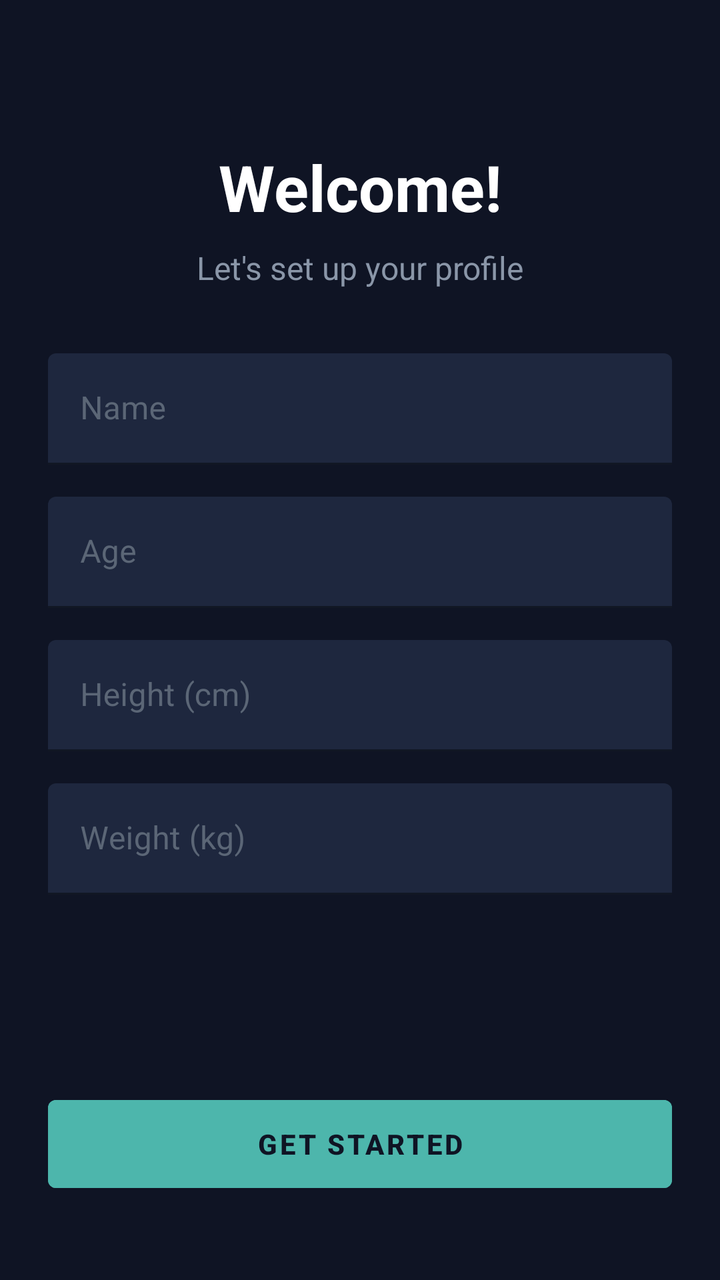
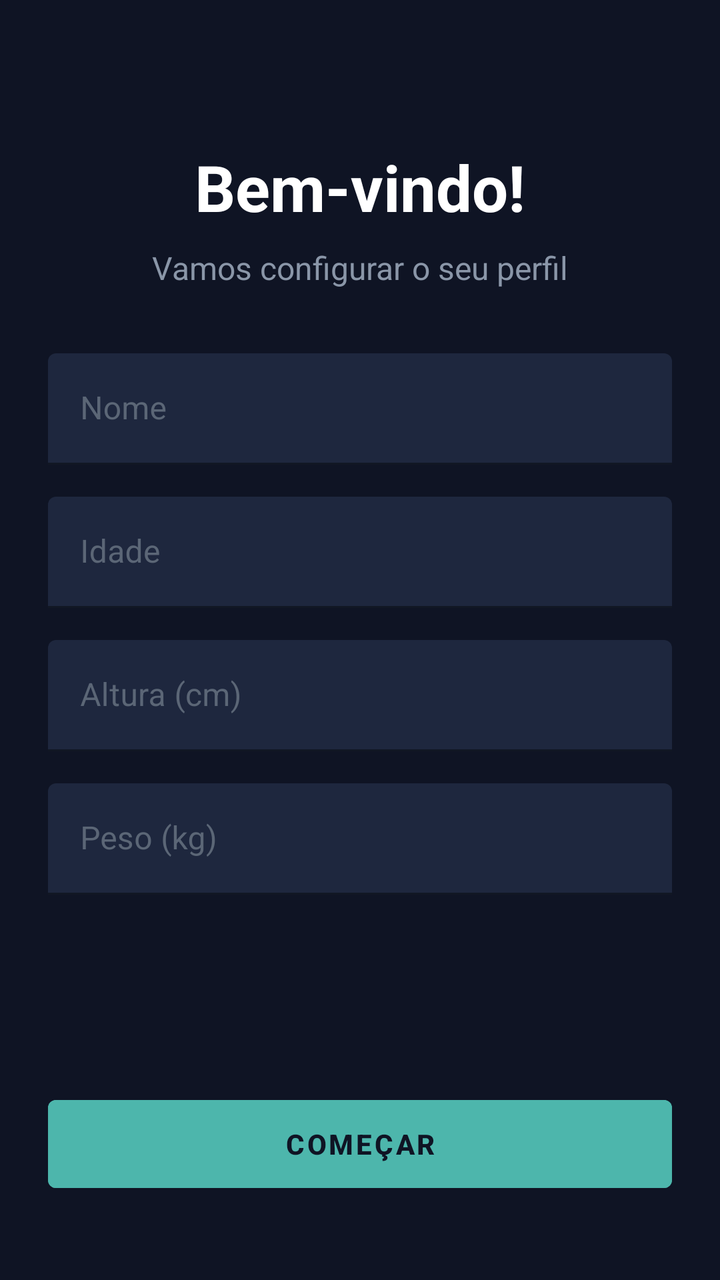

The first picture is an Android layout as it rendered before a commit; the second is the same layout after the commit. The layout source and the unified diff follow.
<!-- AndroidManifest.xml: application theme Theme.Newstart -->
<!-- res/layout/activity_initial_setup.xml -->
<?xml version="1.0" encoding="utf-8"?>
<androidx.constraintlayout.widget.ConstraintLayout xmlns:android="http://schemas.android.com/apk/res/android"
    xmlns:app="http://schemas.android.com/apk/res-auto"
    xmlns:tools="http://schemas.android.com/tools"
    android:layout_width="match_parent"
    android:layout_height="match_parent"
    android:background="@color/dark_purple"
    android:padding="24dp"
    tools:context=".activities.Activity_InitialSetup">

    <TextView
        android:id="@+id/textViewTitle"
        android:layout_width="wrap_content"
        android:layout_height="wrap_content"
        android:layout_marginTop="48dp"
        android:text="Welcome!"
        android:textColor="@color/white"
        android:textSize="32sp"
        android:textStyle="bold"
        app:layout_constraintEnd_toEndOf="parent"
        app:layout_constraintStart_toStartOf="parent"
        app:layout_constraintTop_toTopOf="parent" />

    <TextView
        android:id="@+id/textViewSubtitle"
        android:layout_width="wrap_content"
        android:layout_height="wrap_content"
        android:layout_marginTop="8dp"
        android:text="Let's set up your profile"
        android:textColor="@color/text_middle"
        android:textSize="16sp"
        app:layout_constraintEnd_toEndOf="parent"
        app:layout_constraintStart_toStartOf="parent"
        app:layout_constraintTop_toBottomOf="@id/textViewTitle" />

    <ScrollView
        android:layout_width="match_parent"
        android:layout_height="0dp"
        android:layout_marginTop="32dp"
        android:layout_marginBottom="16dp"
        app:layout_constraintBottom_toTopOf="@id/buttonStart"
        app:layout_constraintTop_toBottomOf="@id/textViewSubtitle">

        <LinearLayout
            android:layout_width="match_parent"
            android:layout_height="wrap_content"
            android:orientation="vertical">

            <com.google.android.material.textfield.TextInputLayout
                android:layout_width="match_parent"
                android:layout_height="wrap_content"
                android:layout_marginBottom="16dp"
                android:hint="Name"
                android:textColorHint="@color/text_low"
                app:boxBackgroundColor="@color/middle_purple"
                app:boxStrokeColor="@color/accent_teal"
                app:hintTextColor="@color/accent_teal">

                <com.google.android.material.textfield.TextInputEditText
                    android:id="@+id/editTextName"
                    android:layout_width="match_parent"
                    android:layout_height="wrap_content"
                    android:inputType="textPersonName"
                    android:textColor="@color/white" />
            </com.google.android.material.textfield.TextInputLayout>

            <com.google.android.material.textfield.TextInputLayout
                android:layout_width="match_parent"
                android:layout_height="wrap_content"
                android:layout_marginBottom="16dp"
                android:hint="Age"
                android:textColorHint="@color/text_low"
                app:boxBackgroundColor="@color/middle_purple"
                app:boxStrokeColor="@color/accent_teal"
                app:hintTextColor="@color/accent_teal">

                <com.google.android.material.textfield.TextInputEditText
                    android:id="@+id/editTextAge"
                    android:layout_width="match_parent"
                    android:layout_height="wrap_content"
                    android:inputType="number"
                    android:textColor="@color/white" />
            </com.google.android.material.textfield.TextInputLayout>

            <com.google.android.material.textfield.TextInputLayout
                android:layout_width="match_parent"
                android:layout_height="wrap_content"
                android:layout_marginBottom="16dp"
                android:hint="Height (cm)"
                android:textColorHint="@color/text_low"
                app:boxBackgroundColor="@color/middle_purple"
                app:boxStrokeColor="@color/accent_teal"
                app:hintTextColor="@color/accent_teal">

                <com.google.android.material.textfield.TextInputEditText
                    android:id="@+id/editTextHeight"
                    android:layout_width="match_parent"
                    android:layout_height="wrap_content"
                    android:inputType="numberDecimal"
                    android:textColor="@color/white" />
            </com.google.android.material.textfield.TextInputLayout>

            <com.google.android.material.textfield.TextInputLayout
                android:layout_width="match_parent"
                android:layout_height="wrap_content"
                android:layout_marginBottom="16dp"
                android:hint="Weight (kg)"
                android:textColorHint="@color/text_low"
                app:boxBackgroundColor="@color/middle_purple"
                app:boxStrokeColor="@color/accent_teal"
                app:hintTextColor="@color/accent_teal">

                <com.google.android.material.textfield.TextInputEditText
                    android:id="@+id/editTextWeight"
                    android:layout_width="match_parent"
                    android:layout_height="wrap_content"
                    android:inputType="numberDecimal"
                    android:textColor="@color/white" />
            </com.google.android.material.textfield.TextInputLayout>

        </LinearLayout>
    </ScrollView>

    <Button
        android:id="@+id/buttonStart"
        android:layout_width="match_parent"
        android:layout_height="56dp"
        android:layout_marginBottom="16dp"
        android:backgroundTint="@color/accent_teal"
        android:text="Get Started"
        android:textColor="@color/dark_purple"
        android:textStyle="bold"
        app:layout_constraintBottom_toBottomOf="parent" />

</androidx.constraintlayout.widget.ConstraintLayout>
<!-- resources referenced by this layout -->
<resources>
  <color name="accent_teal">#4DB6AC</color>
  <color name="dark_purple">#0F1424</color>
  <color name="middle_purple">#1E273E</color>
  <color name="text_low">#5B6676</color>
  <color name="text_middle">#8A96A8</color>
  <color name="white">#FFFFFFFF</color>
  <style name="Theme.Newstart" parent="Theme.MaterialComponents.DayNight.NoActionBar">
          
          <item name="colorPrimary">@color/accent_teal</item>
          <item name="colorPrimaryVariant">@color/dark_purple</item>
          <item name="colorOnPrimary">@color/dark_purple</item>
  
          
          <item name="android:windowBackground">@color/dark_purple</item>
          <item name="android:textColor">@color/text_high</item>
  
          
          <item name="colorSecondary">@color/accent_teal</item>
          <item name="colorOnSecondary">@color/dark_purple</item>
  
          
          <item name="android:statusBarColor" tools:targetApi="l">@color/dark_purple</item>
  
          
          <item name="colorControlNormal">@color/text_middle</item>
          <item name="colorControlActivated">@color/accent_teal</item>
      </style>
  <color name="text_high">#E0E6ED</color>
</resources>

<!-- the commit's change to res/layout/activity_initial_setup.xml (unified diff, before → after) -->
@@ -13,7 +13,7 @@
         android:layout_width="wrap_content"
         android:layout_height="wrap_content"
         android:layout_marginTop="48dp"
-        android:text="Welcome!"
+        android:text="@string/setup_welcome"
         android:textColor="@color/white"
         android:textSize="32sp"
         android:textStyle="bold"
@@ -26,7 +26,7 @@
         android:layout_width="wrap_content"
         android:layout_height="wrap_content"
         android:layout_marginTop="8dp"
-        android:text="Let's set up your profile"
+        android:text="@string/setup_subtitle"
         android:textColor="@color/text_middle"
         android:textSize="16sp"
         app:layout_constraintEnd_toEndOf="parent"
@@ -50,7 +50,7 @@
                 android:layout_width="match_parent"
                 android:layout_height="wrap_content"
                 android:layout_marginBottom="16dp"
-                android:hint="Name"
+                android:hint="@string/setup_hint_name"
                 android:textColorHint="@color/text_low"
                 app:boxBackgroundColor="@color/middle_purple"
                 app:boxStrokeColor="@color/accent_teal"
@@ -68,7 +68,7 @@
                 android:layout_width="match_parent"
                 android:layout_height="wrap_content"
                 android:layout_marginBottom="16dp"
-                android:hint="Age"
+                android:hint="@string/setup_hint_age"
                 android:textColorHint="@color/text_low"
                 app:boxBackgroundColor="@color/middle_purple"
                 app:boxStrokeColor="@color/accent_teal"
@@ -86,7 +86,7 @@
                 android:layout_width="match_parent"
                 android:layout_height="wrap_content"
                 android:layout_marginBottom="16dp"
-                android:hint="Height (cm)"
+                android:hint="@string/setup_hint_height"
                 android:textColorHint="@color/text_low"
                 app:boxBackgroundColor="@color/middle_purple"
                 app:boxStrokeColor="@color/accent_teal"
@@ -104,7 +104,7 @@
                 android:layout_width="match_parent"
                 android:layout_height="wrap_content"
                 android:layout_marginBottom="16dp"
-                android:hint="Weight (kg)"
+                android:hint="@string/setup_hint_weight"
                 android:textColorHint="@color/text_low"
                 app:boxBackgroundColor="@color/middle_purple"
                 app:boxStrokeColor="@color/accent_teal"
@@ -127,7 +127,7 @@
         android:layout_height="56dp"
         android:layout_marginBottom="16dp"
         android:backgroundTint="@color/accent_teal"
-        android:text="Get Started"
+        android:text="@string/setup_button_start"
         android:textColor="@color/dark_purple"
         android:textStyle="bold"
         app:layout_constraintBottom_toBottomOf="parent" />
<!-- resource entries referenced after the edit -->
@@ -6,6 +6,13 @@
   <color name="text_low">#5B6676</color>
   <color name="text_middle">#8A96A8</color>
   <color name="white">#FFFFFFFF</color>
+  <string name="setup_button_start">Começar</string>
+  <string name="setup_hint_age">Idade</string>
+  <string name="setup_hint_height">Altura (cm)</string>
+  <string name="setup_hint_name">Nome</string>
+  <string name="setup_hint_weight">Peso (kg)</string>
+  <string name="setup_subtitle">Vamos configurar o seu perfil</string>
+  <string name="setup_welcome">Bem-vindo!</string>
   <style name="Theme.Newstart" parent="Theme.MaterialComponents.DayNight.NoActionBar">
           
           <item name="colorPrimary">@color/accent_teal</item>
